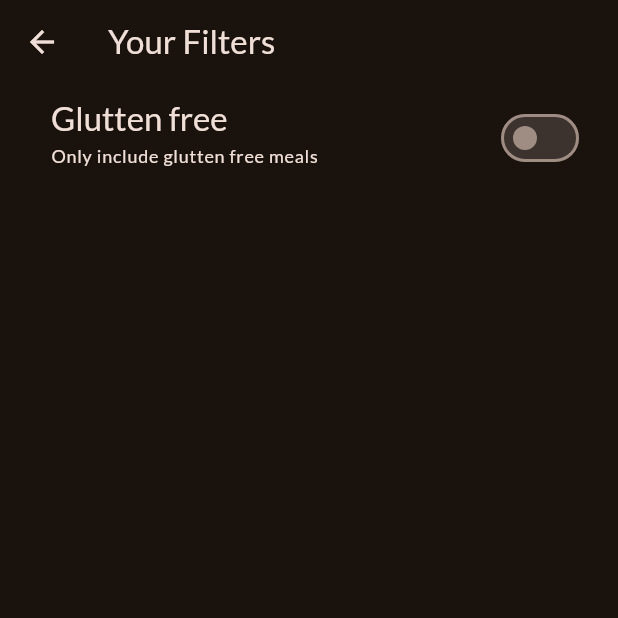
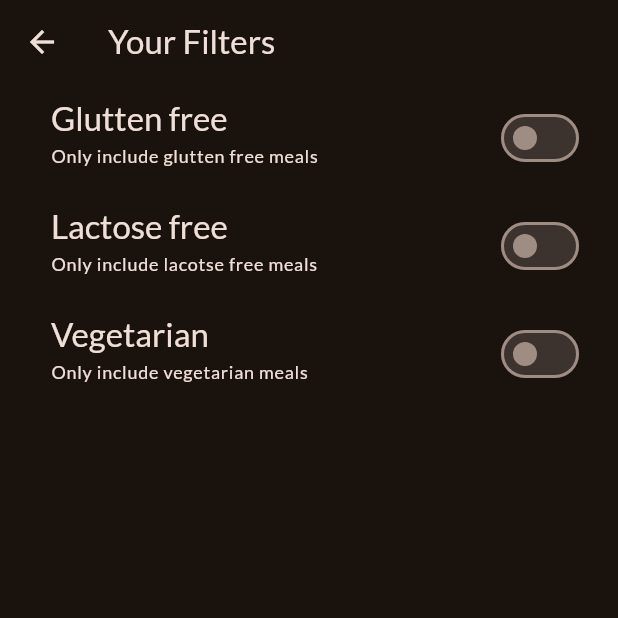
Before and after one commit to ArionDutta33/meals_app, a Flutter app: the FilterScreen screen opened directly, on a phone screen of 412 x 824 dp, the top half of it. Run offline on Flutter 3.47's test engine with Material 3 defaults, Android fonts, the phone set to English and light mode, and no system bars; our stand-ins replace google_fonts, google_nav_bar, transparent_image.

Commit message:
Lactose and vegetarian filters added

```diff
--- a/lib/screens/filters.dart
+++ b/lib/screens/filters.dart
@@ -10,6 +10,9 @@ class FilterScreen extends StatefulWidget {
 
 class _FilterScreenState extends State<FilterScreen> {
   bool _gluttenFree = false;
+  bool _lactoseFree = false;
+  bool _vegetarian = false;
+  final bool _vegan = false;
   @override
   Widget build(BuildContext context) {
     return Scaffold(
@@ -51,7 +54,55 @@ class _FilterScreenState extends State<FilterScreen> {
             ),
             activeColor: Theme.of(context).colorScheme.tertiary,
             contentPadding: const EdgeInsets.only(left: 34, right: 22),
-          )
+          ),
+          SwitchListTile(
+            value: _lactoseFree,
+            onChanged: (value) {
+              setState(() {
+                _lactoseFree = value;
+              });
+            },
+            title: Text(
+              "Lactose free",
+              style: Theme.of(context)
+                  .textTheme
+                  .titleLarge!
+                  .copyWith(color: Theme.of(context).colorScheme.onSurface),
+            ),
+            subtitle: Text(
+              "Only include lacotse free meals",
+              style: Theme.of(context)
+                  .textTheme
+                  .labelMedium!
+                  .copyWith(color: Theme.of(context).colorScheme.onSurface),
+            ),
+            activeColor: Theme.of(context).colorScheme.tertiary,
+            contentPadding: const EdgeInsets.only(left: 34, right: 22),
+          ),
+          SwitchListTile(
+            value: _vegetarian,
+            onChanged: (value) {
+              setState(() {
+                _vegetarian = value;
+              });
+            },
+            title: Text(
+              "Vegetarian",
+              style: Theme.of(context)
+                  .textTheme
+                  .titleLarge!
+                  .copyWith(color: Theme.of(context).colorScheme.onSurface),
+            ),
+            subtitle: Text(
+              "Only include vegetarian meals",
+              style: Theme.of(context)
+                  .textTheme
+                  .labelMedium!
+                  .copyWith(color: Theme.of(context).colorScheme.onSurface),
+            ),
+            activeColor: Theme.of(context).colorScheme.tertiary,
+            contentPadding: const EdgeInsets.only(left: 34, right: 22),
+          ),
         ],
       ),
     );
```
